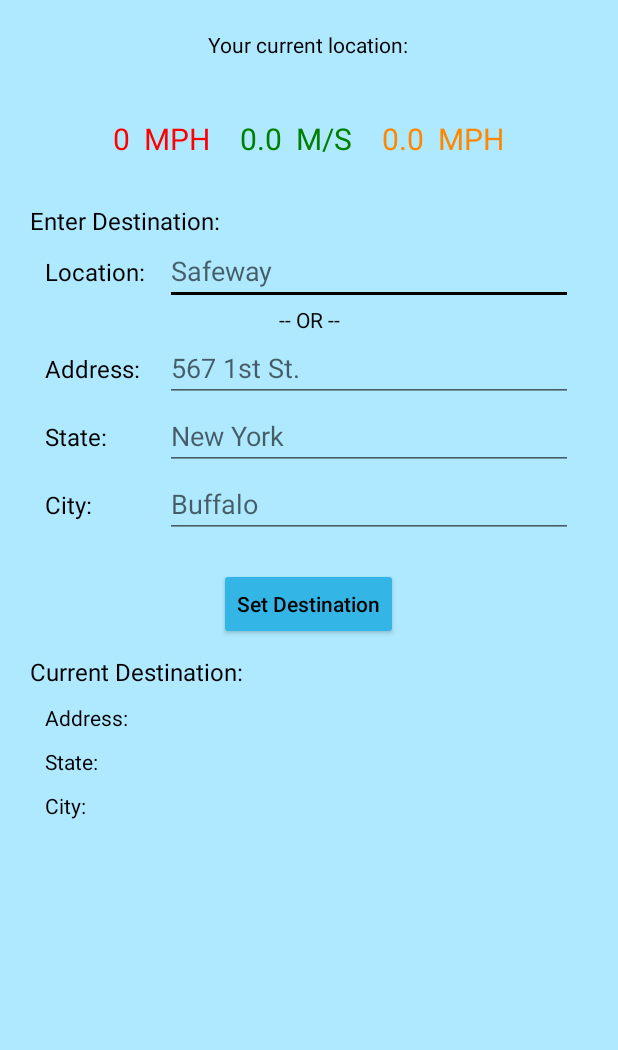
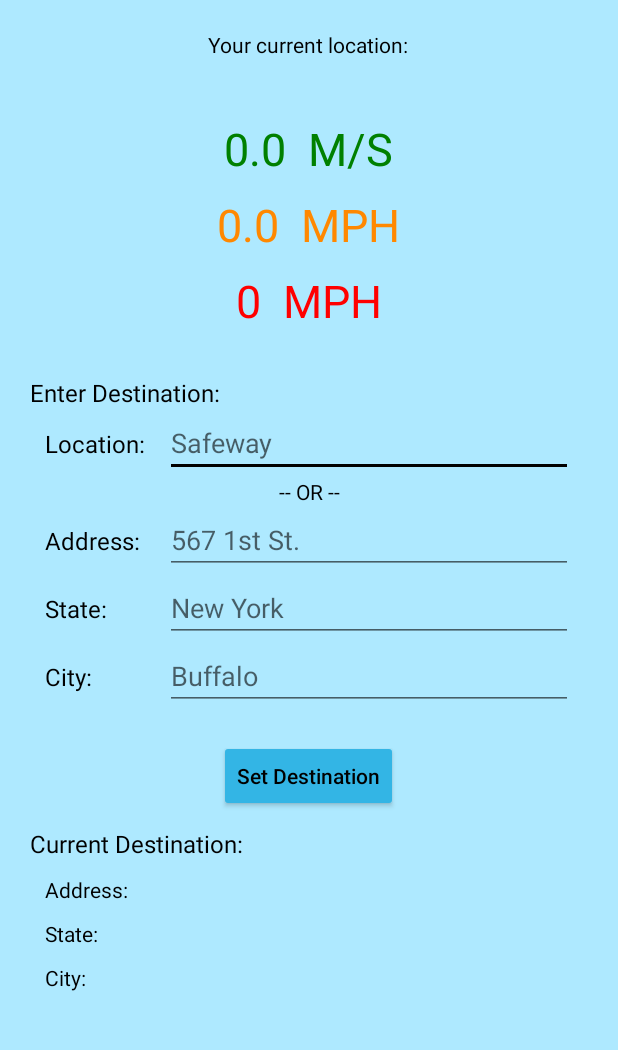
Before and after one commit to IndecisiveFly/Automotive-HUD, an Android app: the Destination_Info screen opened directly, with no data from a screen before it, on a phone screen of 412 x 824 dp, the part 60-1110 px from its top. Run offline under Robolectric (Android 15) with nearby library versions, the phone set to English and light mode, and no system bars; 5 statements that could not run were skipped.

```diff
--- a/Andoird_Application/app/src/main/AndroidManifest.xml
+++ b/Andoird_Application/app/src/main/AndroidManifest.xml
@@ -24,7 +24,7 @@
             android:screenOrientation="portrait"/>
         <activity
             android:name=".Connect_BT"
-            android:configChanges="orientation|screenSize"
+            android:configChanges="keyboardHidden|orientation|screenSize"
             android:screenOrientation="portrait">
             <intent-filter>
                 <action android:name="android.intent.action.MAIN" />
@@ -34,7 +34,8 @@
         </activity>
         <activity
             android:name=".Destination_Info"
-            android:configChanges="orientation|screenSize"
+            android:configChanges="keyboardHidden|orientation|screenSize"
+            android:windowSoftInputMode="stateHidden"
             android:launchMode="singleTask"
             android:screenOrientation="portrait" />
     </application>
--- a/Andoird_Application/app/src/main/res/layout/activity_destination__info.xml
+++ b/Andoird_Application/app/src/main/res/layout/activity_destination__info.xml
@@ -19,6 +19,15 @@
     <Space
         android:layout_width="match_parent"
         android:layout_height="20dp" />
+
+    <ScrollView
+        android:layout_width="match_parent"
+        android:layout_height="wrap_content">
+
+        <LinearLayout
+            android:layout_width="match_parent"
+            android:layout_height="wrap_content"
+            android:orientation="vertical">
 
             <TextView
                 android:layout_width="wrap_content"
@@ -45,49 +54,40 @@
                 android:layout_width="match_parent"
                 android:layout_height="10dp" />
 
-    <LinearLayout
-        android:layout_width="match_parent"
+            <TextView
+                android:layout_width="wrap_content"
                 android:layout_height="wrap_content"
-        android:paddingStart="30dp"
-        android:paddingEnd="30dp"
-        android:gravity="center">
+                android:id="@+id/get_speed_mps"
+                android:textColor="@color/Green"
+                android:textSize="30sp"
+                android:text="No speed found"
+                android:layout_gravity="center"/>
+
+            <Space
+                android:layout_width="wrap_content"
+                android:layout_height="10dp" />
+
+            <TextView
+                android:id="@+id/get_speed_mph"
+                android:layout_width="wrap_content"
+                android:layout_height="wrap_content"
+                android:layout_gravity="center"
+                android:text="No speed found"
+                android:textSize="30sp"
+                android:textColor="@android:color/holo_orange_dark" />
+
+            <Space
+                android:layout_width="wrap_content"
+                android:layout_height="10dp" />
 
             <TextView
                 android:layout_width="wrap_content"
                 android:layout_height="wrap_content"
                 android:id="@+id/get_speed_round"
                 android:textColor="@color/Red"
-            android:textSize="20sp"
-            android:text="No speed"
+                android:textSize="30sp"
+                android:text="No speed found"
                 android:layout_gravity="center"/>
-
-        <Space
-            android:layout_width="20dp"
-            android:layout_height="wrap_content" />
-
-        <TextView
-            android:layout_width="wrap_content"
-            android:layout_height="wrap_content"
-            android:id="@+id/get_speed_mps"
-            android:textColor="@color/Green"
-            android:textSize="20sp"
-            android:text="No speed"
-            android:layout_gravity="center"/>
-
-        <Space
-            android:layout_width="20dp"
-            android:layout_height="wrap_content" />
-
-        <TextView
-            android:id="@+id/get_speed_mph"
-            android:layout_width="wrap_content"
-            android:layout_height="wrap_content"
-            android:layout_gravity="center"
-            android:text="No speed"
-            android:textSize="20sp"
-            android:textColor="@android:color/holo_orange_dark" />
-
-    </LinearLayout>
 
             <Space
                 android:layout_width="match_parent"
@@ -298,4 +298,12 @@
 
             </LinearLayout>
 
+            <Space
+                android:layout_width="wrap_content"
+                android:layout_height="10dp" />
+
         </LinearLayout>
+
+    </ScrollView>
+
+</LinearLayout>
--- a/Andoird_Application/app/src/main/res/layout/controller.xml
+++ b/Andoird_Application/app/src/main/res/layout/controller.xml
@@ -53,7 +53,7 @@
             android:gravity="center">
 
             <Button
-                android:id="@+id/connect_google_maps"
+                android:id="@+id/setup_nav_btn"
                 android:layout_width="120dp"
                 android:layout_height="wrap_content"
                 android:backgroundTint="@android:color/holo_blue_light"
@@ -198,7 +198,7 @@
             android:layout_width="wrap_content"
             android:layout_height="wrap_content"
             android:id="@+id/connect_bt_service"
-            android:visibility="visible"
+            android:visibility="gone"
             android:text="Connect"
             android:onClick="connect_service"
             android:layout_gravity="center" />
```
Also changed, not shown: Andoird_Application/app/src/main/java/com/dashhud/crigerkwok/dashboardhud/BT_Connection.java (+138 -124 lines), Andoird_Application/app/src/main/java/com/dashhud/crigerkwok/dashboardhud/Connect_BT.java (+72 -40 lines), Andoird_Application/app/src/main/java/com/dashhud/crigerkwok/dashboardhud/Controller.java (+7 -2 lines), Andoird_Application/app/src/main/res/layout/activity_connect__bt.xml (+36 -0 lines). Lines whose indentation alone changed are shown as unchanged.
